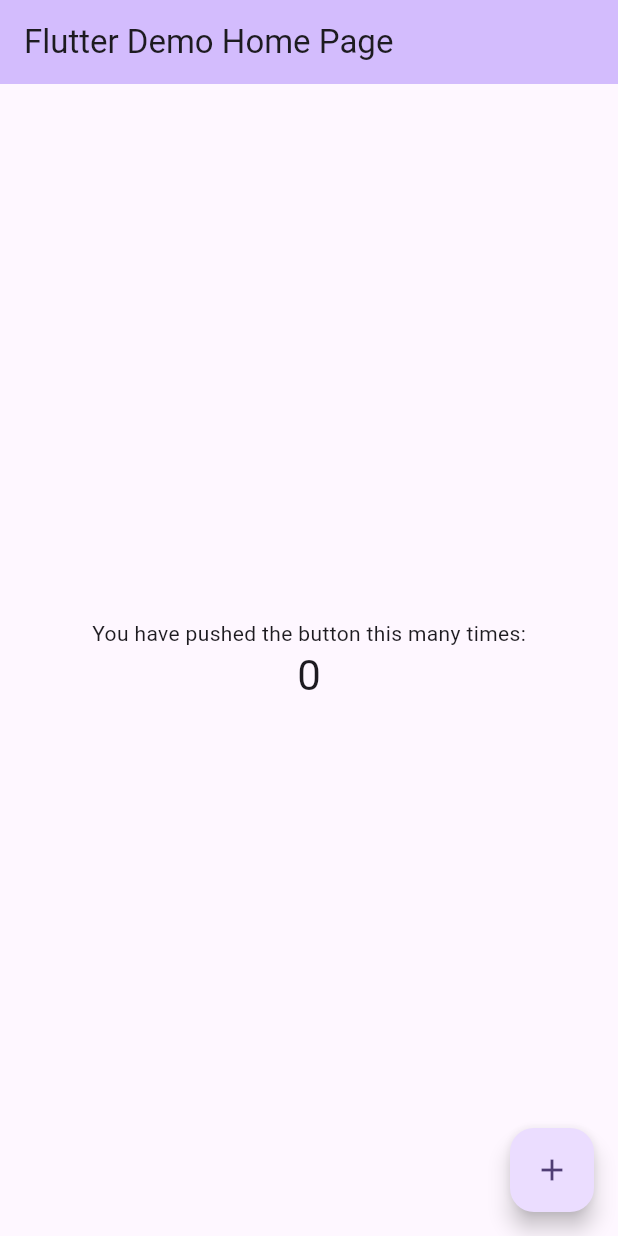
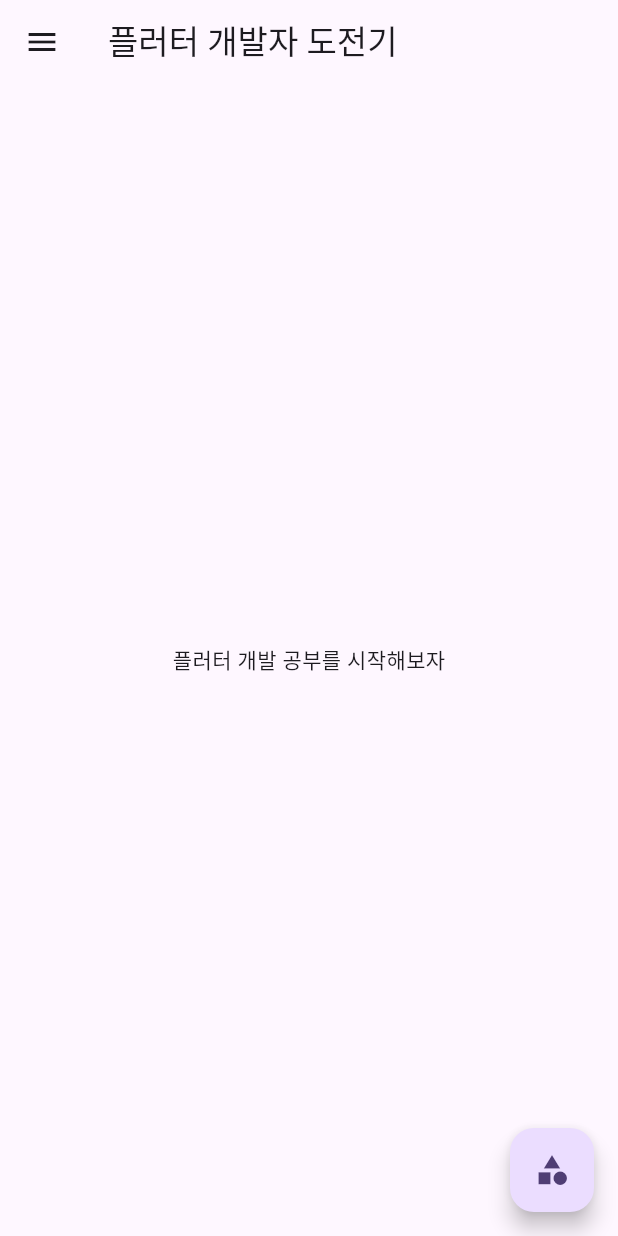
Before and after one commit to croppedeyebrow/Flutter_widget_practice, a Flutter app: the screen it shows after launch, on a phone screen of 412 x 824 dp. Run offline on Flutter 3.47's test engine with Material 3 defaults, Android fonts, the phone set to English and light mode, and no system bars.

Commit message:
메인화면

```diff
--- a/lib/main.dart
+++ b/lib/main.dart
@@ -13,113 +13,47 @@
     return MaterialApp(
       title: 'Flutter Demo',
       theme: ThemeData(
-        // This is the theme of your application.
-        //
-        // TRY THIS: Try running your application with "flutter run". You'll see
-        // the application has a purple toolbar. Then, without quitting the app,
-        // try changing the seedColor in the colorScheme below to Colors.green
-        // and then invoke "hot reload" (save your changes or press the "hot
-        // reload" button in a Flutter-supported IDE, or press "r" if you used
-        // the command line to start the app).
-        //
-        // Notice that the counter didn't reset back to zero; the application
-        // state is not lost during the reload. To reset the state, use hot
-        // restart instead.
-        //
-        // This works for code too, not just values: Most code changes can be
-        // tested with just a hot reload.
         colorScheme: ColorScheme.fromSeed(seedColor: Colors.deepPurple),
         useMaterial3: true,
       ),
-      home: const MyHomePage(title: 'Flutter Demo Home Page'),
+      home: const MyHomePage(),
     );
   }
 }
 
 class MyHomePage extends StatefulWidget {
-  const MyHomePage({super.key, required this.title});
-
-  // This widget is the home page of your application. It is stateful, meaning
-  // that it has a State object (defined below) that contains fields that affect
-  // how it looks.
-
-  // This class is the configuration for the state. It holds the values (in this
-  // case the title) provided by the parent (in this case the App widget) and
-  // used by the build method of the State. Fields in a Widget subclass are
-  // always marked "final".
-
-  final String title;
+  const MyHomePage({super.key});
 
   @override
   State<MyHomePage> createState() => _MyHomePageState();
 }
 
 class _MyHomePageState extends State<MyHomePage> {
-  int _counter = 0;
-
-  void _incrementCounter() {
-    setState(() {
-      // This call to setState tells the Flutter framework that something has
-      // changed in this State, which causes it to rerun the build method below
-      // so that the display can reflect the updated values. If we changed
-      // _counter without calling setState(), then the build method would not be
-      // called again, and so nothing would appear to happen.
-      _counter++;
-    });
-  }
-
   @override
   Widget build(BuildContext context) {
-    // This method is rerun every time setState is called, for instance as done
-    // by the _incrementCounter method above.
-    //
-    // The Flutter framework has been optimized to make rerunning build methods
-    // fast, so that you can just rebuild anything that needs updating rather
-    // than having to individually change instances of widgets.
     return Scaffold(
-      appBar: AppBar(
-        // TRY THIS: Try changing the color here to a specific color (to
-        // Colors.amber, perhaps?) and trigger a hot reload to see the AppBar
-        // change color while the other colors stay the same.
-        backgroundColor: Theme.of(context).colorScheme.inversePrimary,
-        // Here we take the value from the MyHomePage object that was created by
-        // the App.build method, and use it to set our appbar title.
-        title: Text(widget.title),
-      ),
-      body: Center(
-        // Center is a layout widget. It takes a single child and positions it
-        // in the middle of the parent.
-        child: Column(
-          // Column is also a layout widget. It takes a list of children and
-          // arranges them vertically. By default, it sizes itself to fit its
-          // children horizontally, and tries to be as tall as its parent.
-          //
-          // Column has various properties to control how it sizes itself and
-          // how it positions its children. Here we use mainAxisAlignment to
-          // center the children vertically; the main axis here is the vertical
-          // axis because Columns are vertical (the cross axis would be
-          // horizontal).
-          //
-          // TRY THIS: Invoke "debug painting" (choose the "Toggle Debug Paint"
-          // action in the IDE, or press "p" in the console), to see the
-          // wireframe for each widget.
-          mainAxisAlignment: MainAxisAlignment.center,
-          children: <Widget>[
-            const Text(
-              'You have pushed the button this many times:',
+        appBar: AppBar(
+          title: const Text('플러터 개발자 도전기'),
+        ),
+        drawer: Drawer(
+            child: ListView(
+          padding: EdgeInsets.zero,
+          children: const <Widget>[
+            DrawerHeader(
+              decoration: BoxDecoration(
+                color: Colors.blue,
+              ),
+              child: Text("Drawer Header"),
             ),
-            Text(
-              '$_counter',
-              style: Theme.of(context).textTheme.headlineMedium,
-            ),
+            ListTile(
+              title: Text("1번 메뉴"),
+            )
           ],
+        )),
+        body: const Center(
+          child: Text('플러터 개발 공부를 시작해보자'),
         ),
-      ),
-      floatingActionButton: FloatingActionButton(
-        onPressed: _incrementCounter,
-        tooltip: 'Increment',
-        child: const Icon(Icons.add),
-      ), // This trailing comma makes auto-formatting nicer for build methods.
-    );
+        floatingActionButton: FloatingActionButton(
+            onPressed: () => print("버튼작동"), child: const Icon(Icons.category)));
   }
 }
```
